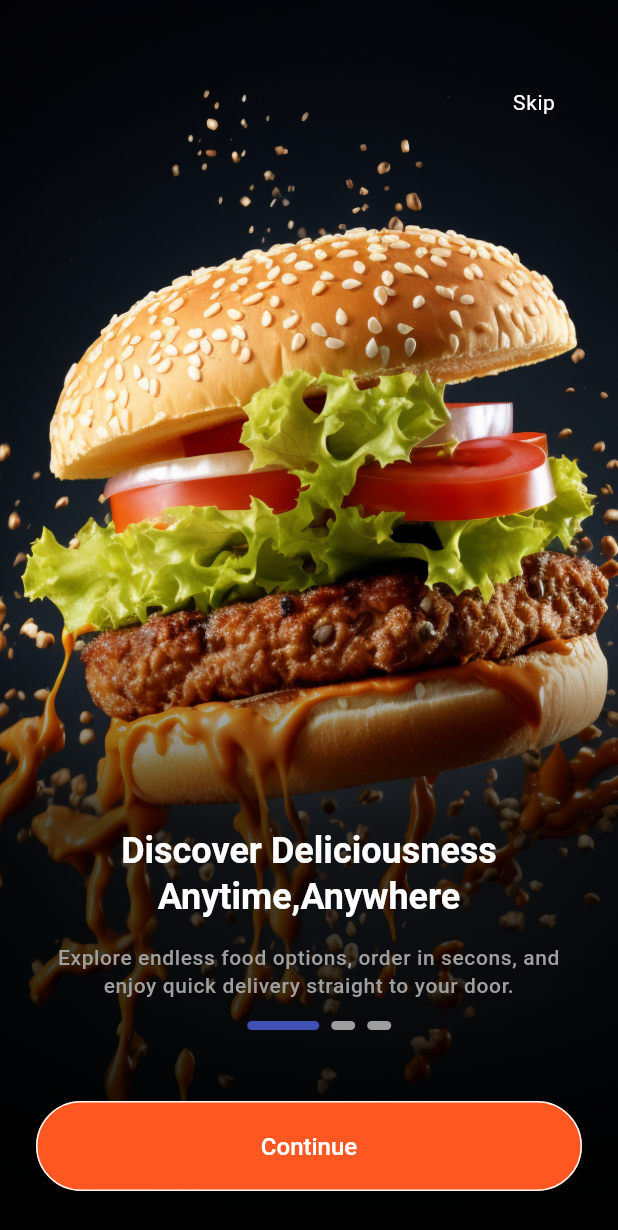
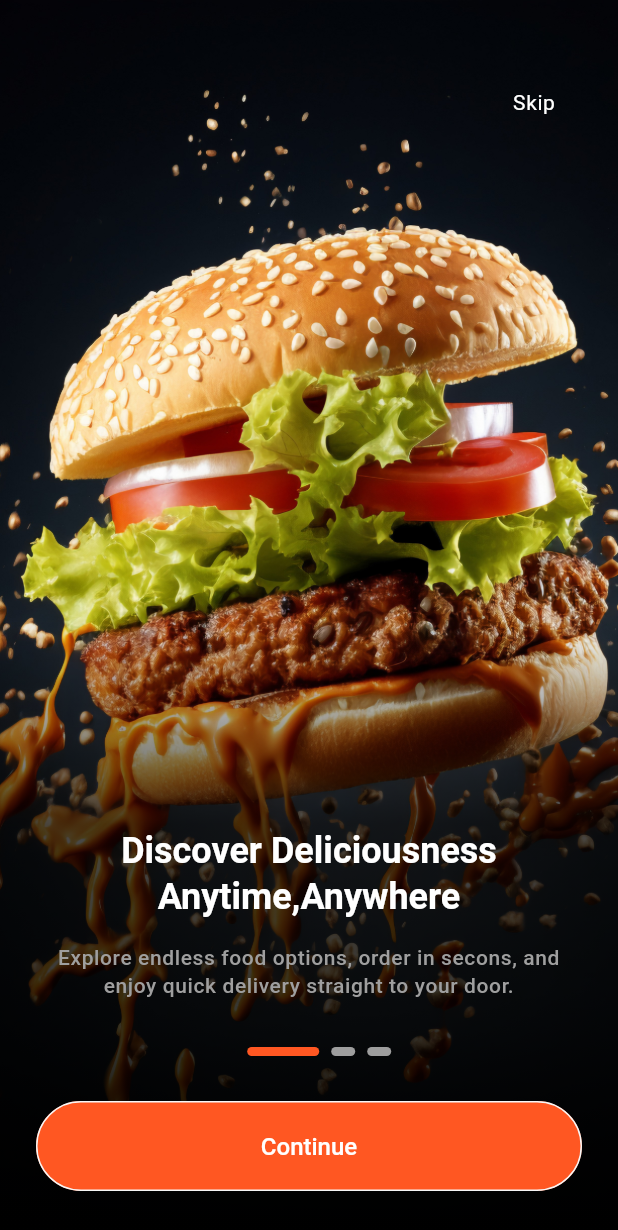
Before and after one commit to bikram-chandra-debnath/Fast-Food, a Flutter app: the screen it shows after launch, on a phone screen of 412 x 824 dp. Shown: the top 1230 px of the screen. Run offline on Flutter 3.47's test engine with Material 3 defaults, Android fonts, the light colour scheme and no system bars; drawn by our look-alikes of smooth_page_indicator; our stand-ins replace get, iconsax; Roboto replaces fonts that are missing (Nunito).

Commit message:
fix indictor positon

```diff
--- a/lib/feature/authenticaton/screen/onboarding/widgets/page_indicator.dart
+++ b/lib/feature/authenticaton/screen/onboarding/widgets/page_indicator.dart
@@ -1,4 +1,5 @@
 import 'package:fast_food/feature/authenticaton/controller/onboarding/onboarding_coltroller.dart';
+import 'package:fast_food/utlis/constrant/app_colors.dart';
 import 'package:fast_food/utlis/helper/device_helper.dart';
 import 'package:flutter/material.dart';
 import 'package:smooth_page_indicator/smooth_page_indicator.dart';
@@ -10,7 +11,7 @@ class PageIndicator extends StatelessWidget {
   @override
   Widget build(BuildContext context) {
     return Positioned(
-      bottom: DeviceHelper.getScreenHeight(context) / 6,
+      bottom: 120,
       left: DeviceHelper.getScreenWidth(context) / 2.5,
       right: DeviceHelper.getScreenWidth(context) / 2.5,
 
@@ -20,6 +21,7 @@ class PageIndicator extends StatelessWidget {
         count: 3,
         effect: ExpandingDotsEffect(
           dotHeight: 6.0,
+          activeDotColor: AppColors.primary
         ),
       ),
     );
```
